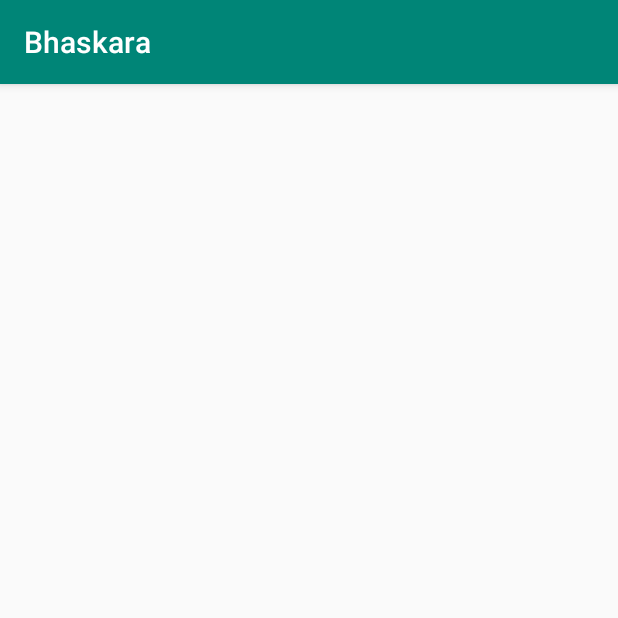
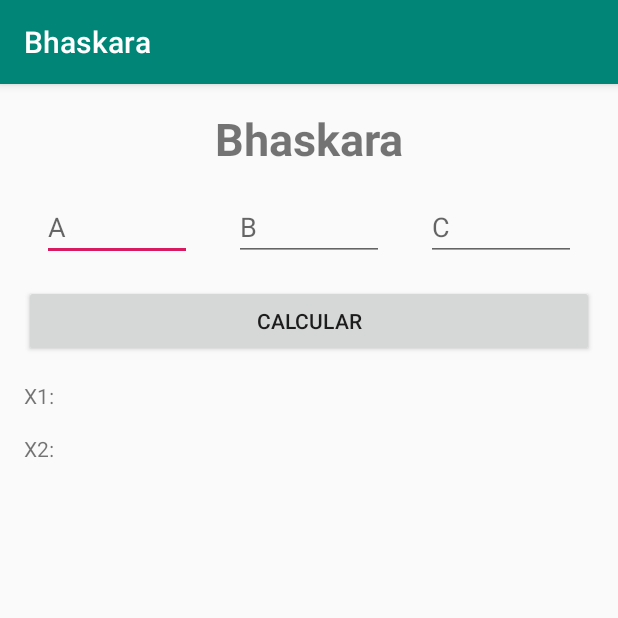
Before and after one commit to nat-valerio/Bhaskara, an Android app: the screen it shows after launch (MainActivity), on a phone screen of 412 x 824 dp, the top half of it. Run offline under Robolectric (Android 15) with nearby library versions, the phone set to English and light mode, and no system bars.

Commit message:
Adicionando layout e mockito.

```diff
--- a/app/build.gradle
+++ b/app/build.gradle
@@ -24,6 +24,7 @@ dependencies {
     implementation 'androidx.appcompat:appcompat:1.0.2'
     implementation 'androidx.constraintlayout:constraintlayout:1.1.3'
     testImplementation 'junit:junit:4.12'
+    testImplementation 'org.mockito:mockito-core:2.7.22'
     androidTestImplementation 'androidx.test:runner:1.2.0'
     androidTestImplementation 'androidx.test.espresso:espresso-core:3.2.0'
 }
--- a/app/src/main/res/layout/activity_main.xml
+++ b/app/src/main/res/layout/activity_main.xml
@@ -4,4 +4,95 @@
     xmlns:tools="http://schemas.android.com/tools"
     android:layout_width="match_parent"
     android:layout_height="match_parent"
-    tools:context=".MainActivity"/>
+    tools:context=".MainActivity">
+
+    <EditText
+        android:id="@+id/a"
+        android:layout_width="100dp"
+        android:layout_height="wrap_content"
+        android:layout_marginStart="16dp"
+        android:layout_marginTop="16dp"
+        android:ems="10"
+        android:hint="@string/a"
+        android:inputType="numberSigned|number|numberDecimal"
+        app:layout_constraintEnd_toStartOf="@+id/b"
+        app:layout_constraintHorizontal_bias="0.5"
+        app:layout_constraintStart_toStartOf="parent"
+        app:layout_constraintTop_toBottomOf="@+id/titulo" />
+
+    <EditText
+        android:id="@+id/b"
+        android:layout_width="100dp"
+        android:layout_height="wrap_content"
+        android:layout_marginStart="16dp"
+        android:layout_marginTop="16dp"
+        android:ems="10"
+        android:hint="@string/b"
+        android:inputType="numberSigned|number|numberDecimal"
+        app:layout_constraintEnd_toStartOf="@+id/c"
+        app:layout_constraintHorizontal_bias="0.5"
+        app:layout_constraintStart_toEndOf="@+id/a"
+        app:layout_constraintTop_toBottomOf="@+id/titulo" />
+
+    <EditText
+        android:id="@+id/c"
+        android:layout_width="100dp"
+        android:layout_height="wrap_content"
+        android:layout_marginStart="16dp"
+        android:layout_marginTop="16dp"
+        android:layout_marginEnd="16dp"
+        android:ems="10"
+        android:hint="@string/c"
+        android:inputType="numberSigned|number|numberDecimal"
+        app:layout_constraintEnd_toEndOf="parent"
+        app:layout_constraintHorizontal_bias="0.5"
+        app:layout_constraintStart_toEndOf="@+id/b"
+        app:layout_constraintTop_toBottomOf="@+id/titulo" />
+
+    <TextView
+        android:id="@+id/titulo"
+        android:layout_width="0dp"
+        android:layout_height="wrap_content"
+        android:layout_marginTop="16dp"
+        android:text="@string/app_name"
+        android:textAlignment="center"
+        android:textSize="30sp"
+        android:textStyle="bold"
+        app:layout_constraintEnd_toEndOf="parent"
+        app:layout_constraintStart_toStartOf="parent"
+        app:layout_constraintTop_toTopOf="parent" />
+
+    <Button
+        android:id="@+id/calcular"
+        android:layout_width="0dp"
+        android:layout_height="wrap_content"
+        android:layout_marginStart="16dp"
+        android:layout_marginTop="16dp"
+        android:layout_marginEnd="16dp"
+        android:onClick="CalculaRaizes"
+        android:text="@string/btn_calcular"
+        app:layout_constraintEnd_toEndOf="parent"
+        app:layout_constraintStart_toStartOf="parent"
+        app:layout_constraintTop_toBottomOf="@+id/b" />
+
+    <TextView
+        android:id="@+id/x1"
+        android:layout_width="wrap_content"
+        android:layout_height="wrap_content"
+        android:layout_marginStart="16dp"
+        android:layout_marginTop="16dp"
+        android:text="@string/x1"
+        app:layout_constraintStart_toStartOf="parent"
+        app:layout_constraintTop_toBottomOf="@+id/calcular" />
+
+    <TextView
+        android:id="@+id/x2"
+        android:layout_width="wrap_content"
+        android:layout_height="wrap_content"
+        android:layout_marginStart="16dp"
+        android:layout_marginTop="16dp"
+        android:text="@string/x2"
+        app:layout_constraintStart_toStartOf="parent"
+        app:layout_constraintTop_toBottomOf="@+id/x1" />
+
+</androidx.constraintlayout.widget.ConstraintLayout>
--- a/app/src/main/res/values/strings.xml
+++ b/app/src/main/res/values/strings.xml
@@ -1,3 +1,9 @@
 <resources>
     <string name="app_name">Bhaskara</string>
+    <string name="a">A</string>
+    <string name="b">B</string>
+    <string name="c">C</string>
+    <string name="btn_calcular">Calcular</string>
+    <string name="x1">X1:</string>
+    <string name="x2">X2:</string>
 </resources>
```
Also changed, not shown: app/src/main/java/com/example/bhaskara/MainActivity.java (+24 -0 lines), app/src/main/java/com/example/bhaskara/Matematica.java (+9 -9 lines), 1 other file.
